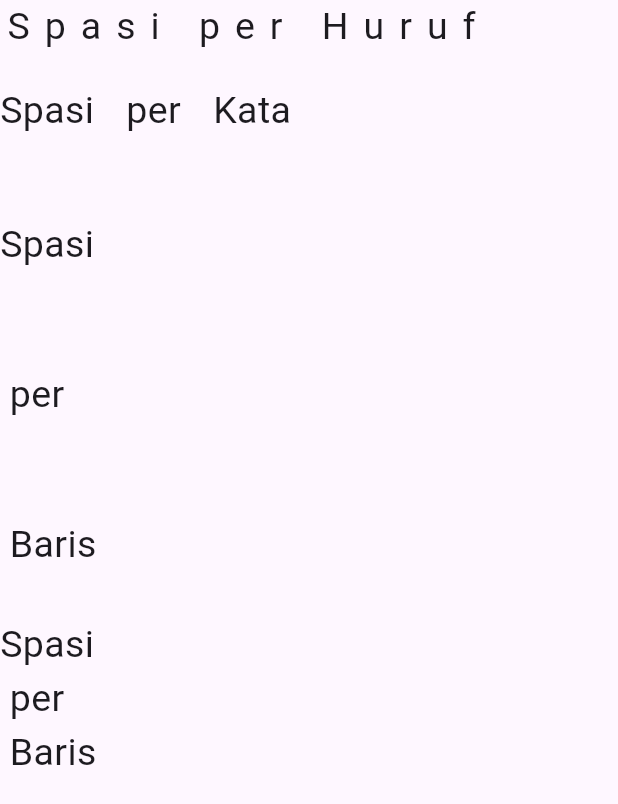
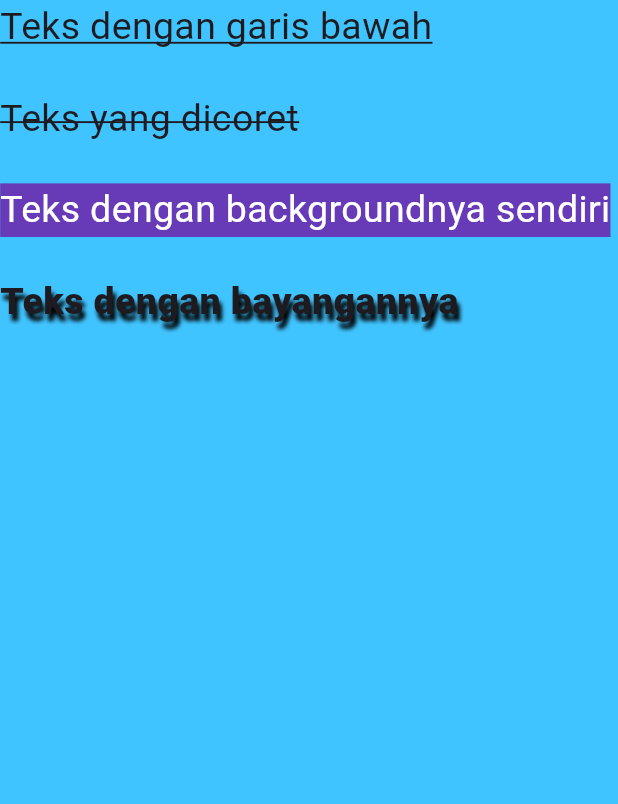
Before and after one commit to AkhmadKhilman/latihan-dasar-flutter, a Flutter app: the screen it shows after launch, on a phone screen of 412 x 824 dp. Shown: the top 804 px of the screen. Run offline on Flutter 3.47's test engine with Material 3 defaults, Android fonts, the phone set to English and light mode, and no system bars.

Commit message:
decoration teks and shadow

```diff
--- a/lib/main.dart
+++ b/lib/main.dart
@@ -21,7 +21,7 @@ void main() {
   // );
 
   // Memanggil class yang berisi MaterialApp
-  runApp(const SpacingWord());
+  runApp(const StylingText());
 }
 
 // Pembuatan class yang berisi MaterialApp dengan extends ke statelessWdiget
@@ -156,3 +156,62 @@ class SpacingWord extends StatelessWidget {
     );
   }
 }
+
+// Cara menggunakan dekorasi teks dan bayangan teks
+class StylingText extends StatelessWidget {
+  const StylingText({super.key});
+
+  @override
+  Widget build(BuildContext context) {
+    return const MaterialApp(
+      debugShowCheckedModeBanner: false,
+      home: Scaffold(
+        backgroundColor: Colors.lightBlueAccent,
+        body: Column(
+          crossAxisAlignment: CrossAxisAlignment.start,
+          children: [
+            Text(
+              "Teks dengan garis bawah",
+              style: TextStyle(
+                fontSize: 25,
+                decoration: TextDecoration.underline,
+              ),
+            ),
+
+            SizedBox(height: 25),
+
+            Text(
+              "Teks yang dicoret",
+              style: TextStyle(
+                fontSize: 25,
+                decoration: TextDecoration.lineThrough,
+              ),
+            ),
+
+            SizedBox(height: 25),
+
+            Text(
+              "Teks dengan backgroundnya sendiri",
+              style: TextStyle(
+                fontSize: 25,
+                backgroundColor: Colors.deepPurple,
+                color: Colors.white,
+              ),
+            ),
+
+            SizedBox(height: 25),
+
+            Text(
+              "Teks dengan bayangannya",
+              style: TextStyle(
+                fontSize: 25,
+                shadows: [Shadow(offset: Offset(2, 5), blurRadius: 3)],
+                fontWeight: FontWeight.w900,
+              ),
+            ),
+          ],
+        ),
+      ),
+    );
+  }
+}
```
